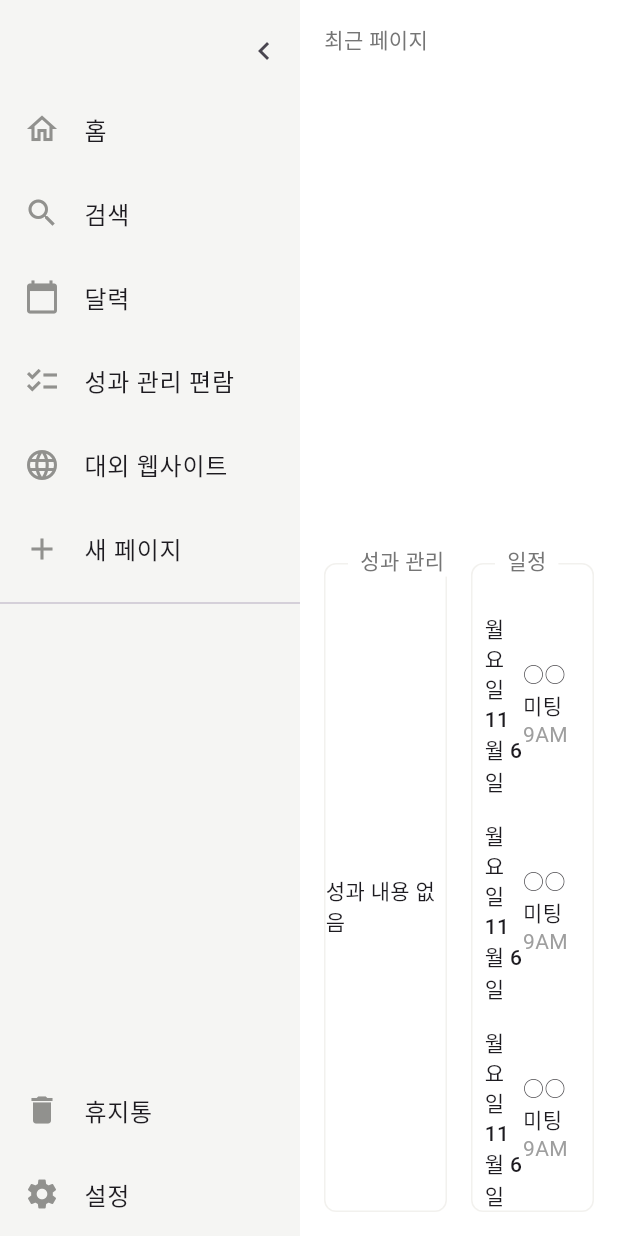
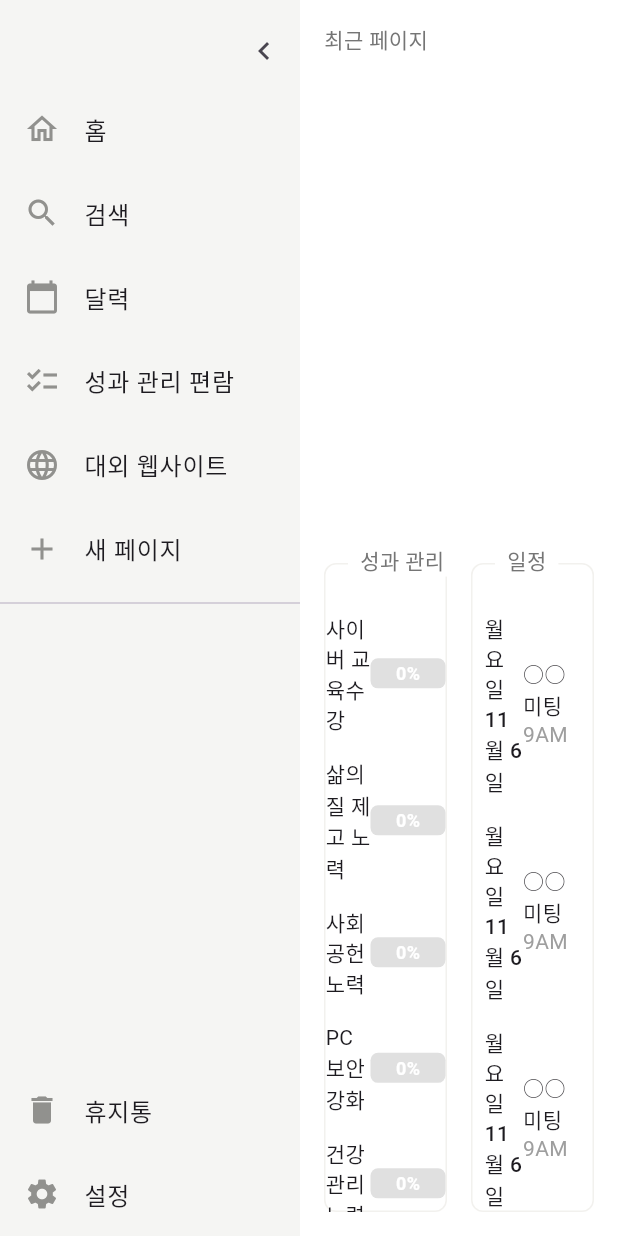
Before and after one commit to hwan03/note, a Flutter app: the ToDoPage screen opened directly, after a tap on the "chevron left" icon, after a tap on the "home" icon, on a phone screen of 412 x 824 dp. Run offline on Flutter 3.47's test engine with Material 3 defaults, Android fonts, the phone set to English and light mode, and no system bars; our stand-ins replace flutter_colorpicker, shared_preferences, table_calendar; accounts and stored records are empty.

Commit message:
이행률 요약 차트 분리(데이터 연동은 아직...)

```diff
--- a/lib/home.dart
+++ b/lib/home.dart
@@ -1,7 +1,8 @@
 import 'package:flutter/material.dart';
 import 'package:new_flutter/widgets/dynamic_page.dart';
 import 'package:new_flutter/widgets/sidebar.dart';
-import 'package:new_flutter/to_do.dart';
+import 'widgets/todo_data.dart';
+import 'widgets/summary_chart.dart';
 
 void main() {
   runApp(MyApp());
@@ -26,6 +27,8 @@ class HomeScreen extends StatefulWidget {
 }
 
 class _HomeScreenState extends State<HomeScreen> {
+  final ToDoData toDoData = ToDoData(); // ToDoData 인스턴스 생성
+
   List<String> recentPages = []; // 최근 페이지 목록
   Map<String, String> pageContents = {}; // 페이지 제목과 내용의 Map 선언
   int pageCounter = 1; // 페이지 숫자 관리
@@ -182,7 +185,7 @@ class _HomeScreenState extends State<HomeScreen> {
                           child: _buildLabeledBox(
                             label: '성과 관리 편람',
                             child: Center(
-                              child: Text('성과 내용 없음'),
+                              child: SummaryChart(toDoData: toDoData),
                             ),
                           ),
                         ),
--- a/lib/to_do.dart
+++ b/lib/to_do.dart
@@ -1,6 +1,7 @@
 import 'package:flutter/material.dart';
 import 'widgets/todo_data.dart'; // ToDoData 클래스 임포트
 import 'widgets/sidebar.dart'; // Sidebar import
+import 'widgets/summary_chart.dart'; // SummarySection import
 
 class ToDoPage extends StatefulWidget {
   @override
@@ -129,71 +130,10 @@ class _ToDoPageState extends State<ToDoPage> {
                                   ),
                                 ),
                                 SizedBox(height: 10),
-                                ...toDoData.sections.map((section) {
-                                  final progress = toDoData.calculateProgress(section['items']);
-                                  return Padding(
-                                    padding: const EdgeInsets.symmetric(vertical: 8.0),
-                                    child: Row(
-                                      children: [
-                                        Expanded(
-                                          flex: 3,
-                                          child: Text(
-                                            section['title'],
-                                            style: TextStyle(fontSize: 14),
-                                          ),
-                                        ),
-                                        Expanded(
-                                          flex: 5,
-                                          child: Stack(
-                                            children: [
-                                              Container(
-                                                height: 20,
-                                                decoration: BoxDecoration(
-                                                  color: Colors.grey[300],
-                                                  borderRadius: BorderRadius.circular(5),
-                                                ),
-                                              ),
-                                              FractionallySizedBox(
-                                                widthFactor: progress,
-                                                child: Container(
-                                                  height: 20,
-                                                  decoration: BoxDecoration(
-                                                    color: progress > 0.7
-                                                        ? Colors.green
-                                                        : progress > 0.3
-                                                        ? Colors.orange
-                                                        : Colors.red,
-                                                    borderRadius: BorderRadius.circular(5),
-                                                  ),
-                                                ),
-                                              ),
-                                              Positioned(
-                                                top: 0,
-                                                left: 0,
-                                                right: 0,
-                                                bottom: 0,
-                                                child: Center(
-                                                  child: Text(
-                                                    '${(progress * 100).toStringAsFixed(0)}%',
-                                                    style: TextStyle(
-                                                      fontSize: 12,
-                                                      fontWeight: FontWeight.bold,
-                                                      color: Colors.white,
-                                                    ),
-                                                  ),
-                                                ),
-                                              ),
-                                            ],
-                                          ),
-                                        ),
-                                      ],
-                                    ),
-                                  );
-                                }).toList(),
+                                SummaryChart(toDoData: toDoData)
                               ],
                             ),
                           ),
-
                           // 체크리스트 섹션
                           Container(
                             padding: EdgeInsets.all(16),
--- /dev/null
+++ b/lib/widgets/summary_chart.dart
@@ -0,0 +1,76 @@
+import 'package:flutter/material.dart';
+import 'todo_data.dart';
+
+class SummaryChart extends StatelessWidget {
+  final ToDoData toDoData;
+
+  const SummaryChart({Key? key, required this.toDoData}) : super(key: key);
+
+  @override
+  Widget build(BuildContext context) {
+    return Column(
+      children: toDoData.sections.map((section) {
+        final progress = toDoData.calculateProgress(section['items']);
+        return Padding(
+          padding: const EdgeInsets.symmetric(vertical: 8.0),
+          child: Row(
+            children: [
+              Expanded(
+                flex: 3,
+                child: Text(
+                  section['title'],
+                  style: TextStyle(fontSize: 14),
+                ),
+              ),
+              Expanded(
+                flex: 5,
+                child: Stack(
+                  children: [
+                    Container(
+                      height: 20,
+                      decoration: BoxDecoration(
+                        color: Colors.grey[300],
+                        borderRadius: BorderRadius.circular(5),
+                      ),
+                    ),
+                    FractionallySizedBox(
+                      widthFactor: progress,
+                      child: Container(
+                        height: 20,
+                        decoration: BoxDecoration(
+                          color: progress > 0.7
+                              ? Colors.green
+                              : progress > 0.3
+                              ? Colors.orange
+                              : Colors.red,
+                          borderRadius: BorderRadius.circular(5),
+                        ),
+                      ),
+                    ),
+                    Positioned(
+                      top: 0,
+                      left: 0,
+                      right: 0,
+                      bottom: 0,
+                      child: Center(
+                        child: Text(
+                          '${(progress * 100).toStringAsFixed(0)}%',
+                          style: TextStyle(
+                            fontSize: 12,
+                            fontWeight: FontWeight.bold,
+                            color: Colors.white,
+                          ),
+                        ),
+                      ),
+                    ),
+                  ],
+                ),
+              ),
+            ],
+          ),
+        );
+      }).toList(),
+    );
+  }
+
+}
--- a/lib/widgets/todo_data.dart
+++ b/lib/widgets/todo_data.dart
@@ -7,7 +7,6 @@ class ToDoData {
       'title': '사이버 교육수강',
       'items': [
         {'label': '청렴·윤리', 'checked': false},
-
         {'label': '인권(갑질)', 'checked': false},
         {'label': '노무역량 강화', 'checked': false},
         {'label': '개인정보보호', 'checked': false},
```
